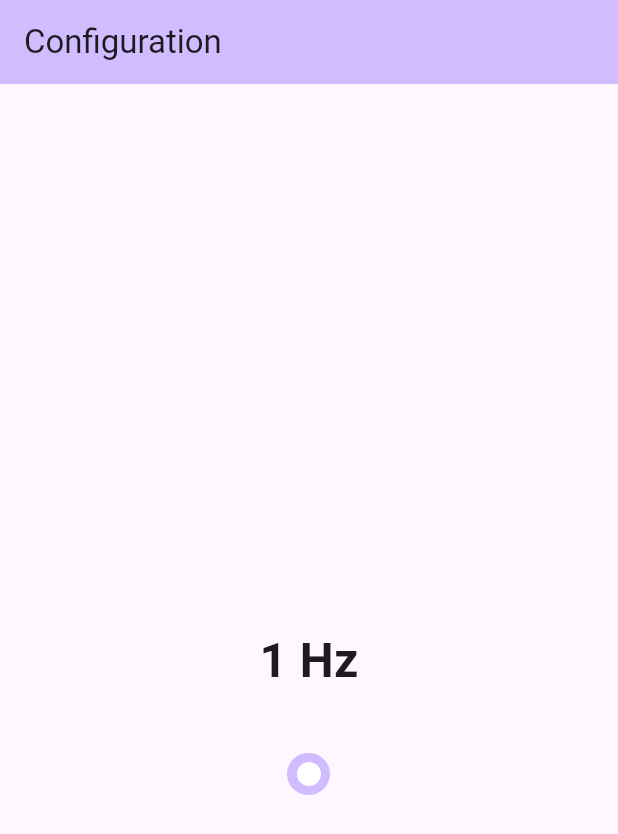
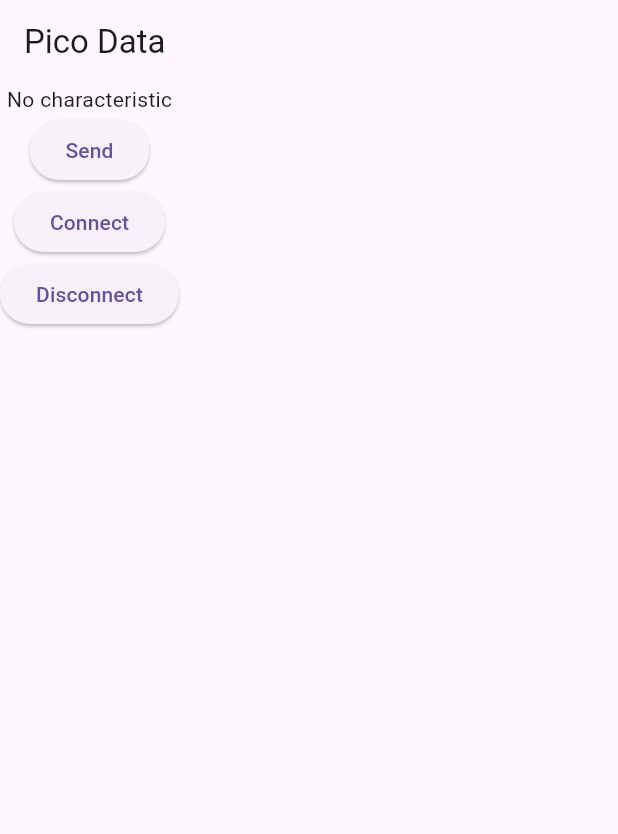
Before and after one commit to amalpmathews2003/Digital-Signal-Generator-APP, a Flutter app: the screen it shows after launch, on a phone screen of 412 x 824 dp. Shown: the top 834 px of the screen. Run offline on Flutter 3.47's test engine with Material 3 defaults, Android fonts, the phone set to English and light mode, and no system bars; drawn by our look-alikes of sleek_circular_slider; our stand-ins replace flutter_blue_plus.

Commit message:
ble sending done

```diff
--- a/lib/main.dart
+++ b/lib/main.dart
@@ -1,6 +1,6 @@
 import 'package:flutter/material.dart';
+import 'package:signal_generator/views/data.dart';
 import 'package:signal_generator/views/home.dart';
-import 'package:signal_generator/views/pico.dart';
 
 void main() {
   runApp(const MyApp());
@@ -17,7 +17,7 @@ class MyApp extends StatelessWidget {
       theme: ThemeData(
         useMaterial3: true,
       ),
-      home: const PicoView(),
+      home: const PicoData(),
     );
   }
 }
--- a/lib/services/bluetooth.dart
+++ b/lib/services/bluetooth.dart
@@ -1,7 +1,13 @@
+import 'dart:convert';
+
 import 'package:flutter_blue_plus/flutter_blue_plus.dart';
 
-class BluetoothService {
+class BluetoothUtilService {
+  late BluetoothDevice device;
+  BluetoothCharacteristic? writeCharecteristic, readCharecteristic;
+
   Future<void> scan() async {
+    await FlutterBluePlus.turnOn();
     FlutterBluePlus.setLogLevel(LogLevel.none, color: false);
     await FlutterBluePlus.stopScan();
     await FlutterBluePlus.startScan(timeout: const Duration(seconds: 4));
@@ -9,24 +15,36 @@ class BluetoothService {
     await FlutterBluePlus.stopScan();
   }
 
-  Future<void> stopScan() async {
-    await FlutterBluePlus.stopScan();
-  }
-
   Future<void> connect(DeviceIdentifier remoteId) async {
-    try {
-      BluetoothDevice device = BluetoothDevice(remoteId: remoteId);
-      await device.connect();
-      List<BluetoothService> services =
-          (await device.discoverServices()).cast<BluetoothService>();
-
-      print('services: $services');
-    } catch (e) {
-      throw Exception('Failed to connect to $remoteId');
+    device = BluetoothDevice(remoteId: remoteId);
+    await device.connect();
+    List<BluetoothService> services = await device.discoverServices();
+    for (BluetoothService service in services) {
+      for (BluetoothCharacteristic characteristic in service.characteristics) {
+        if (characteristic.properties.write == true) {
+          writeCharecteristic = characteristic;
+        }
+        if (characteristic.properties.read == true) {
+          readCharecteristic = characteristic;
+          characteristic.onValueReceived.listen((value) {
+            print(value);
+          });
+          await readCharecteristic?.setNotifyValue(true);
+        }
+      }
     }
   }
 
-  Future<void> disconnect(DeviceIdentifier remoteId) async {
-    return await BluetoothDevice(remoteId: remoteId).disconnect();
+  Future<void> disconnect() async {
+    return await device.disconnect();
+  }
+
+  Future<void> send() async {
+    await Future.delayed(const Duration(seconds: 1));
+  }
+
+  writeData(String data) async {
+    List<int> bytes = utf8.encode(data);
+    await writeCharecteristic?.write(bytes);
   }
 }
--- /dev/null
+++ b/lib/views/data.dart
@@ -0,0 +1,65 @@
+import 'package:flutter/material.dart';
+import 'package:flutter_blue_plus/flutter_blue_plus.dart';
+import 'package:signal_generator/services/bluetooth.dart';
+
+class PicoData extends StatefulWidget {
+  const PicoData({super.key});
+
+  @override
+  State<PicoData> createState() => _PicoDataState();
+}
+
+class _PicoDataState extends State<PicoData> {
+  BluetoothUtilService blue = BluetoothUtilService();
+
+  @override
+  void initState() {
+    blue
+        .connect(const DeviceIdentifier('28:CD:C1:06:F6:2F'))
+        .then((value) => print('success'));
+    super.initState();
+  }
+
+  @override
+  Widget build(BuildContext context) {
+    return Scaffold(
+      appBar: AppBar(title: const Text('Pico Data')),
+      body: Column(
+        children: [
+          blue.readCharecteristic != null
+              ? StreamBuilder(
+                  stream: blue.readCharecteristic?.onValueReceived,
+                  builder: (BuildContext context,
+                      AsyncSnapshot<List<int>> snapshot) {
+                    if (snapshot.hasData) {
+                      print(snapshot.data);
+                      return Text(snapshot.data.toString());
+                    } else {
+                      return const Text('No data');
+                    }
+                  },
+                )
+              : const Text('No characteristic'),
+          ElevatedButton(
+            onPressed: () async {
+              await blue.writeData('Hello');
+            },
+            child: const Text('Send'),
+          ),
+          ElevatedButton(
+            onPressed: () async {
+              await blue.connect(const DeviceIdentifier('28:CD:C1:06:F6:2F'));
+            },
+            child: const Text('Connect'),
+          ),
+          ElevatedButton(
+            onPressed: () async {
+              await blue.disconnect();
+            },
+            child: const Text('Disconnect'),
+          ),
+        ],
+      ),
+    );
+  }
+}
```
Also changed, not shown: lib/views/home.dart (+16 -4 lines).
